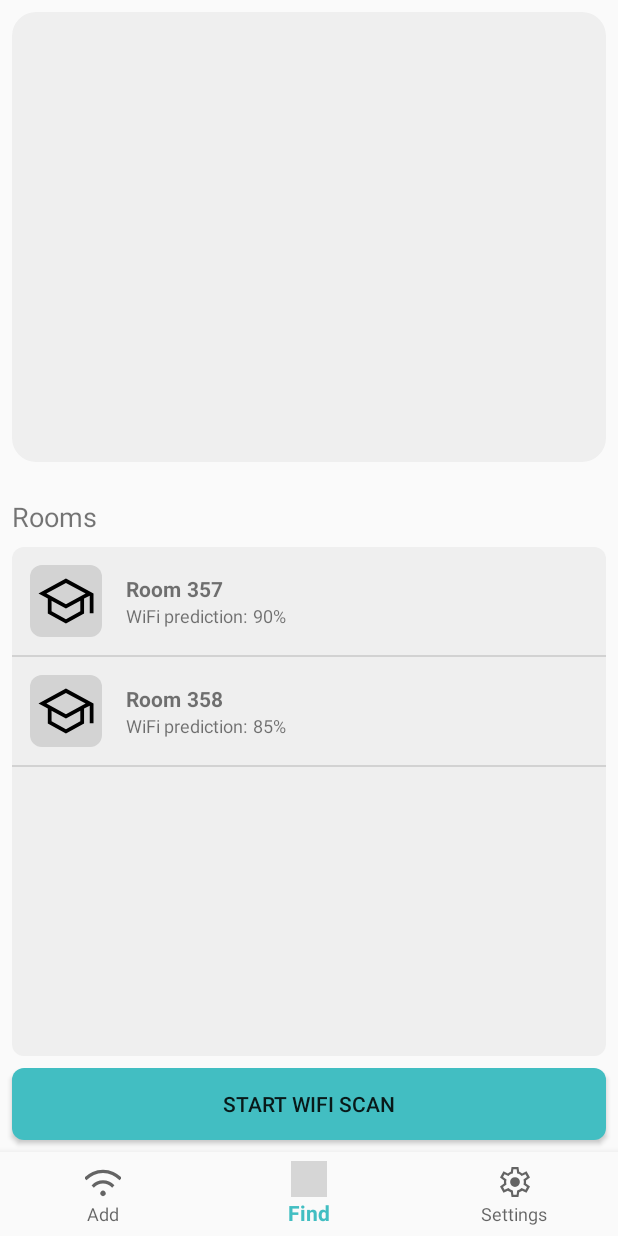
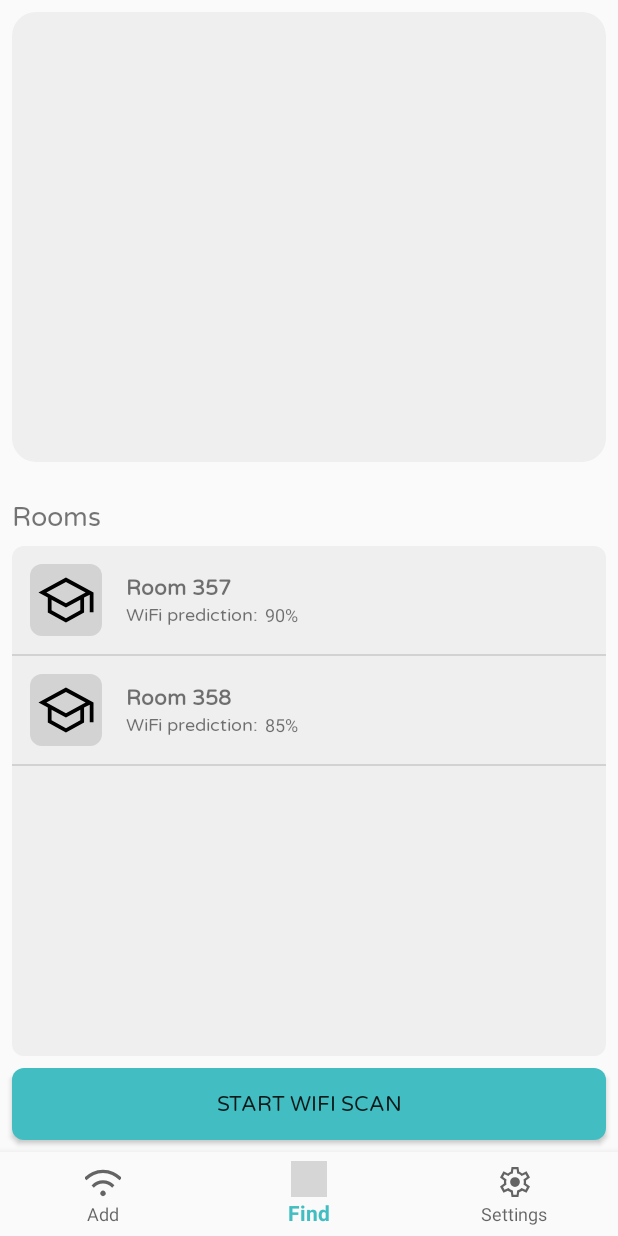
Before and after one commit to SirAntonySir/IntellitrackEnv, an Android app: the screen it shows after launch (MainActivity), item 2 of the bottom bar chosen, on a phone screen of 412 x 824 dp. Run offline under Robolectric (Android 15) with nearby library versions, the phone set to English and light mode, and no system bars; our stand-ins replace navigation-ui; libraries missing offline, so code that uses them is left out: com.davemorrissey.labs; plain views replace SubsamplingScaleImageView; 2 statements that could not run were skipped; grey boxes are pictures that could not be loaded.

Commit message:
Font changes

```diff
--- a/app/src/main/res/layout/activity_main.xml
+++ b/app/src/main/res/layout/activity_main.xml
@@ -5,6 +5,7 @@
     android:id="@+id/container"
     android:layout_width="match_parent"
     android:layout_height="match_parent">
+
 
     <com.google.android.material.bottomnavigation.BottomNavigationView
         android:id="@+id/nav_view"
--- a/app/src/main/res/layout/find_list_item.xml
+++ b/app/src/main/res/layout/find_list_item.xml
@@ -39,6 +39,8 @@
                 android:layout_width="wrap_content"
                 android:layout_height="wrap_content"
                 android:text="Room"
+                android:fontFamily="@font/varela_round_regular"
+
                 android:textSize="14sp"
                 android:textStyle="bold" />
 
@@ -48,6 +50,8 @@
                 android:layout_height="wrap_content"
                 android:layout_marginStart="4dp"
                 android:text="1"
+                android:fontFamily="@font/varela_round_regular"
+
                 android:textSize="14sp"
                 android:textStyle="bold" />
         </LinearLayout>
@@ -62,6 +66,7 @@
                 android:id="@+id/wifiPredictionLabel"
                 android:layout_width="wrap_content"
                 android:layout_height="wrap_content"
+                android:fontFamily="@font/varela_round_regular"
                 android:text="WiFi prediction:"
                 android:textSize="12sp"/>
 
--- a/app/src/main/res/layout/fragment_dashboard.xml
+++ b/app/src/main/res/layout/fragment_dashboard.xml
@@ -36,6 +36,7 @@
         android:layout_width="match_parent"
         android:layout_height="wrap_content"
         android:text="Rooms"
+        android:fontFamily="@font/varela_round_regular"
         android:gravity="bottom|start"
         android:textSize="18sp"
         android:layout_below="@id/cardViewMap"
@@ -48,7 +49,9 @@
         style="@style/ButtonStyle"
         android:text="Start WiFi Scan"
         android:layout_margin="8dp"
-        android:layout_alignParentBottom="true" />
+        android:layout_alignParentBottom="true"
+        android:fontFamily="@font/varela_round_regular"
+        />
 
     <ListView
         android:id="@+id/roomsListView"
--- a/app/src/main/res/layout/fragment_home.xml
+++ b/app/src/main/res/layout/fragment_home.xml
@@ -14,6 +14,7 @@
         android:layout_marginStart="10dp"
         android:layout_marginEnd="10dp"
         android:layout_marginBottom="10dp"
+        android:fontFamily="@font/varela_round_regular"
         android:hint="Enter session ID"
         android:inputType="text" />
 
@@ -26,6 +27,7 @@
         android:layout_marginStart="10dp"
         android:layout_marginTop="1dp"
         android:layout_marginLeft="8dp"
+        android:fontFamily="@font/varela_round_regular"
         android:text="Wifi Fingerprints"
         />
 
@@ -47,6 +49,7 @@
         android:layout_marginTop="35dp"
         android:layout_marginBottom="-234dp"
         android:cacheColorHint="#00FFFFFF"
+        android:fontFamily="@font/varela_round_regular"
         android:text="Wifi Fingerprints"
         android:textAppearance="?android:attr/textAppearanceMedium" />
 
@@ -54,6 +57,7 @@
     <Button
         android:id="@+id/btnScanWifi"
         style="@style/ButtonStyle"
+        android:fontFamily="@font/varela_round_regular"
         android:text="Start Session Scan"
         android:layout_margin="8dp"
         android:layout_alignParentBottom="true" />
--- a/app/src/main/res/layout/fragment_notifications.xml
+++ b/app/src/main/res/layout/fragment_notifications.xml
@@ -9,6 +9,7 @@
 
     <TextView
         android:id="@+id/text_notifications"
+        android:fontFamily="@font/varela_round_regular"
         android:layout_width="match_parent"
         android:layout_height="wrap_content"
         android:layout_marginStart="8dp"
```
Also changed, not shown: app/src/main/res/layout/scan_list_item.xml (+9 -2 lines), app/src/main/res/font/varela_round_regular.ttf (added).
